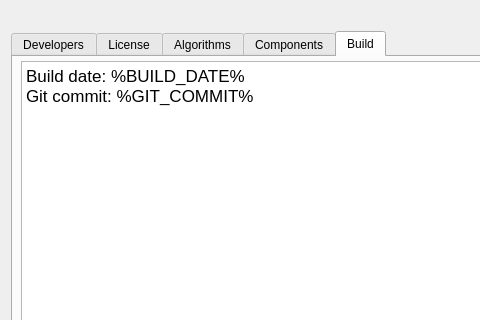
Qt form GUI/Qt/Windows/AboutDialog.ui (pyushkevich/itksnap) before a commit; both pictures show x 0 to 480 and y 0 to 320 of the 640 by 480 pixel window.
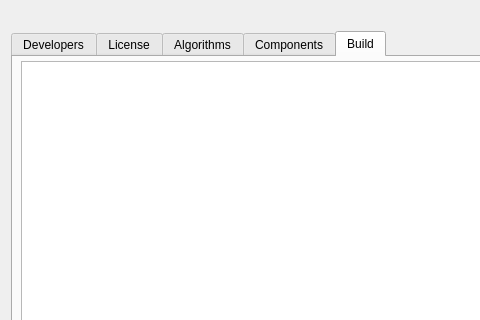
The same form after that commit. The open tabs and pages were chosen to show the change. Icons and pictures are not drawn. Custom widgets are drawn as their Qt base class.

```diff
--- a/GUI/Qt/Windows/AboutDialog.ui
+++ b/GUI/Qt/Windows/AboutDialog.ui
@@ -190,15 +190,20 @@
        <item>
         <widget class="QTextBrowser" name="outBuild">
          <property name="styleSheet">
-          <string notr="true">font: 12px &quot;Courier&quot;;</string>
+          <string notr="true">font-size: 12px;</string>
          </property>
          <property name="html">
           <string>&lt;!DOCTYPE HTML PUBLIC &quot;-//W3C//DTD HTML 4.0//EN&quot; &quot;http://www.w3.org/TR/REC-html40/strict.dtd&quot;&gt;
 &lt;html&gt;&lt;head&gt;&lt;meta name=&quot;qrichtext&quot; content=&quot;1&quot; /&gt;&lt;meta charset=&quot;utf-8&quot; /&gt;&lt;style type=&quot;text/css&quot;&gt;
 p, li { white-space: pre-wrap; }
-&lt;/style&gt;&lt;/head&gt;&lt;body style=&quot; font-family:'Courier'; font-size:12px; font-weight:400; font-style:normal;&quot;&gt;
-&lt;p style=&quot; margin-top:0px; margin-bottom:0px; margin-left:0px; margin-right:0px; -qt-block-indent:0; text-indent:0px;&quot;&gt;&lt;span style=&quot; font-size:13pt;&quot;&gt;Build date: %BUILD_DATE%&lt;/span&gt;&lt;/p&gt;
-&lt;p style=&quot; margin-top:0px; margin-bottom:0px; margin-left:0px; margin-right:0px; -qt-block-indent:0; text-indent:0px;&quot;&gt;&lt;span style=&quot; font-size:13pt;&quot;&gt;Git commit: %GIT_COMMIT%&lt;/span&gt;&lt;/p&gt;&lt;/body&gt;&lt;/html&gt;</string>
+hr { height: 1px; border-width: 0; }
+li.unchecked::marker { content: &quot;\2610&quot;; }
+li.checked::marker { content: &quot;\2612&quot;; }
+&lt;/style&gt;&lt;/head&gt;&lt;body style=&quot; font-family:'.AppleSystemUIFont'; font-size:12px; font-weight:400; font-style:normal;&quot;&gt;
+&lt;p style=&quot;-qt-paragraph-type:empty; margin-top:0px; margin-bottom:0px; margin-left:0px; margin-right:0px; -qt-block-indent:0; text-indent:0px;&quot;&gt;&lt;br /&gt;&lt;/p&gt;&lt;/body&gt;&lt;/html&gt;</string>
+         </property>
+         <property name="acceptRichText">
+          <bool>true</bool>
          </property>
          <property name="openExternalLinks">
           <bool>true</bool>
```
Left out of the diff: 20 changed lines with no effect on the pictures.
